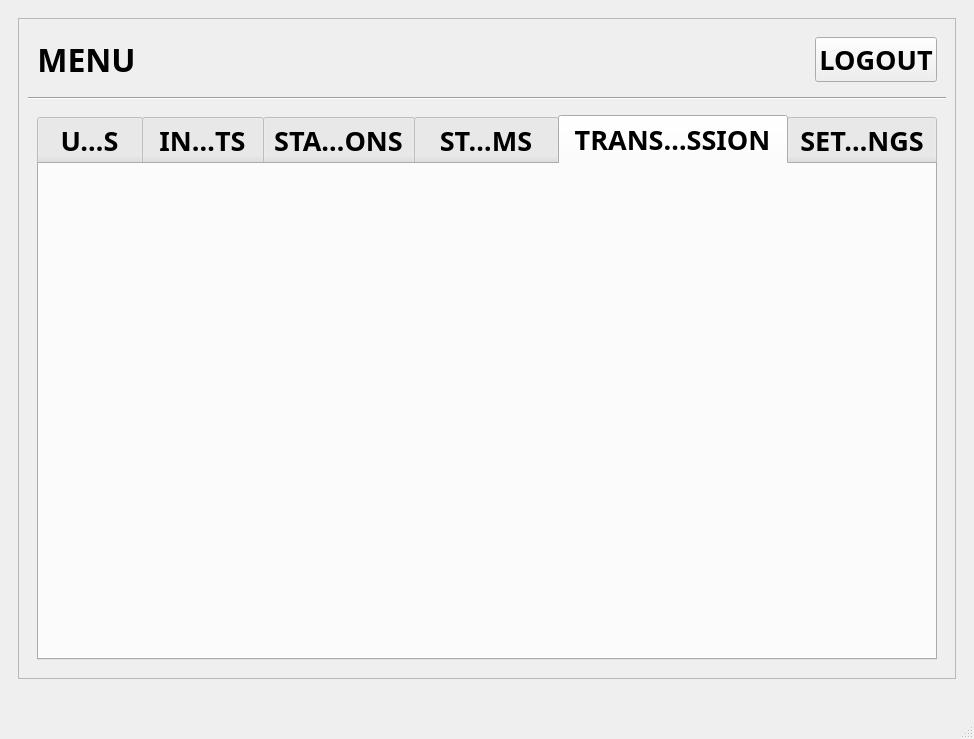
Above: Desktop/resources/view.ui from MarcoGraciano12/NextAir-Solutions before the change. Below: the same form after it.
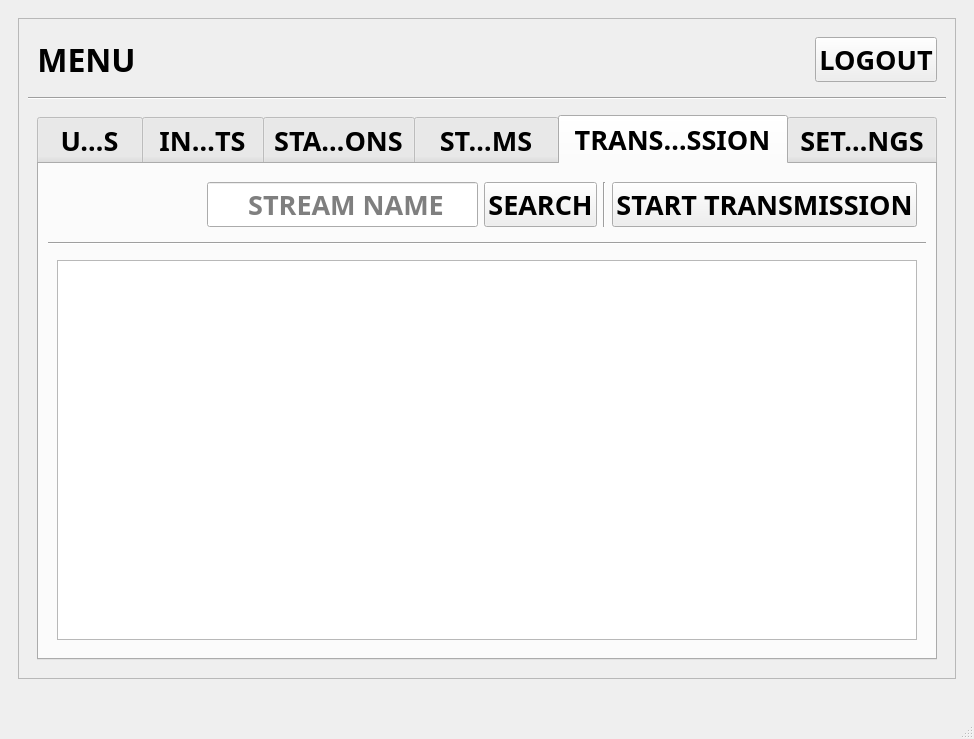
That is the form after the change. The open tabs and pages were chosen to show the change.

Commit message: feat: Start and Stop Transmission on UI

```diff
--- a/Desktop/resources/view.ui
+++ b/Desktop/resources/view.ui
@@ -647,6 +647,80 @@
                  <attribute name="title">
                   <string>TRANSMISSION</string>
                  </attribute>
+                 <layout class="QVBoxLayout" name="verticalLayout_10">
+                  <item>
+                   <widget class="QWidget" name="widget_15" native="true">
+                    <property name="maximumSize">
+                     <size>
+                      <width>16777215</width>
+                      <height>100</height>
+                     </size>
+                    </property>
+                    <layout class="QHBoxLayout" name="horizontalLayout_8">
+                     <item>
+                      <spacer name="horizontalSpacer_10">
+                       <property name="orientation">
+                        <enum>Qt::Orientation::Horizontal</enum>
+                       </property>
+                       <property name="sizeHint" stdset="0">
+                        <size>
+                         <width>158</width>
+                         <height>20</height>
+                        </size>
+                       </property>
+                      </spacer>
+                     </item>
+                     <item>
+                      <widget class="QLineEdit" name="search_transmission_line">
+                       <property name="alignment">
+                        <set>Qt::AlignmentFlag::AlignCenter</set>
+                       </property>
+                       <property name="placeholderText">
+                        <string> STREAM NAME</string>
+                       </property>
+                      </widget>
+                     </item>
+                     <item>
+                      <widget class="QPushButton" name="search_transmission_button">
+                       <property name="text">
+                        <string>SEARCH</string>
+                       </property>
+                      </widget>
+                     </item>
+                     <item>
+                      <widget class="Line" name="line_18">
+                       <property name="orientation">
+                        <enum>Qt::Orientation::Vertical</enum>
+                       </property>
+                      </widget>
+                     </item>
+                     <item>
+                      <widget class="QPushButton" name="start_transmission_button">
+                       <property name="text">
+                        <string>START TRANSMISSION</string>
+                       </property>
+                      </widget>
+                     </item>
+                    </layout>
+                   </widget>
+                  </item>
+                  <item>
+                   <widget class="Line" name="line_17">
+                    <property name="orientation">
+                     <enum>Qt::Orientation::Horizontal</enum>
+                    </property>
+                   </widget>
+                  </item>
+                  <item>
+                   <widget class="QWidget" name="widget_16" native="true">
+                    <layout class="QGridLayout" name="gridLayout_9">
+                     <item row="0" column="0">
+                      <widget class="QTableWidget" name="transmissions_table"/>
+                     </item>
+                    </layout>
+                   </widget>
+                  </item>
+                 </layout>
                 </widget>
                 <widget class="QWidget" name="SETTINGS">
                  <attribute name="title">
```
Left out of the diff: 4 changed lines with no effect on the pictures. The commit also changes 4 other files.
